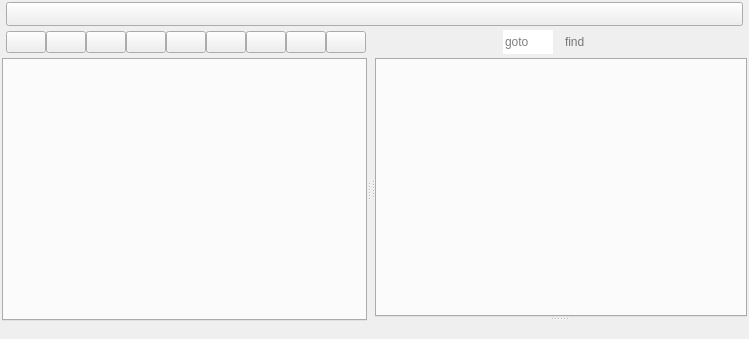
First picture: the form in armadillo/armadillo.ui, repository rkyleg/scope, before the edit.
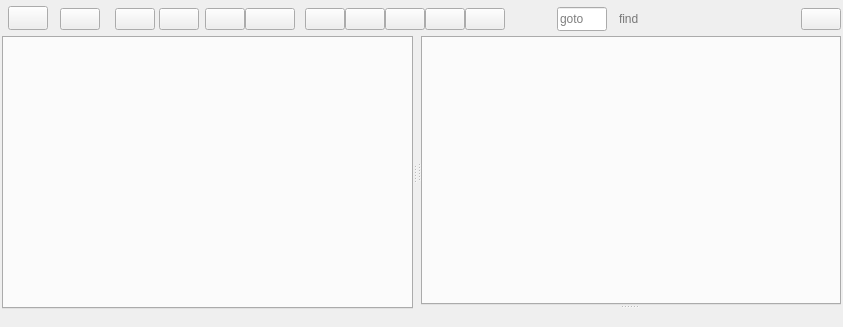
Second picture: the form after the edit. Icons and pictures are not drawn.

Commit message: MAJOR REDESIGN - removing tabs at top, utilizing HUD for tabs, redesigning toolbar changed shortcuts for hiding plugins

```diff
--- a/armadillo/armadillo.ui
+++ b/armadillo/armadillo.ui
@@ -6,8 +6,8 @@
    <rect>
     <x>0</x>
     <y>0</y>
-    <width>749</width>
-    <height>339</height>
+    <width>843</width>
+    <height>327</height>
    </rect>
   </property>
   <property name="windowTitle">
@@ -142,13 +142,13 @@
      </property>
      <layout class="QGridLayout" name="gridLayout_2" rowstretch="0">
       <property name="leftMargin">
-       <number>4</number>
+       <number>0</number>
       </property>
       <property name="topMargin">
        <number>2</number>
       </property>
       <property name="rightMargin">
-       <number>2</number>
+       <number>0</number>
       </property>
       <property name="bottomMargin">
        <number>4</number>
@@ -156,8 +156,292 @@
       <property name="spacing">
        <number>0</number>
       </property>
-      <item row="0" column="5">
-       <widget class="QFrame" name="frame">
+      <item row="0" column="1">
+       <widget class="QFrame" name="fr_tab">
+        <property name="frameShape">
+         <enum>QFrame::NoFrame</enum>
+        </property>
+        <property name="frameShadow">
+         <enum>QFrame::Raised</enum>
+        </property>
+        <layout class="QGridLayout" name="gridLayout_6">
+         <property name="leftMargin">
+          <number>6</number>
+         </property>
+         <property name="topMargin">
+          <number>0</number>
+         </property>
+         <property name="rightMargin">
+          <number>6</number>
+         </property>
+         <property name="bottomMargin">
+          <number>0</number>
+         </property>
+         <property name="spacing">
+          <number>4</number>
+         </property>
+         <item row="0" column="3">
+          <widget class="QPushButton" name="b_closetab">
+           <property name="text">
+            <string/>
+           </property>
+           <property name="icon">
+            <iconset>
+             <normaloff>img/close.png</normaloff>img/close.png</iconset>
+           </property>
+           <property name="class" stdset="0">
+            <string>tab_button</string>
+           </property>
+          </widget>
+         </item>
+         <item row="0" column="0">
+          <widget class="QPushButton" name="b_tabicon">
+           <property name="text">
+            <string/>
+           </property>
+           <property name="class" stdset="0">
+            <string>tab_button</string>
+           </property>
+          </widget>
+         </item>
+         <item row="0" column="1">
+          <widget class="QLabel" name="l_filename">
+           <property name="text">
+            <string/>
+           </property>
+          </widget>
+         </item>
+         <item row="0" column="2">
+          <widget class="QPushButton" name="b_save">
+           <property name="toolTip">
+            <string>Save</string>
+           </property>
+           <property name="text">
+            <string/>
+           </property>
+           <property name="icon">
+            <iconset>
+             <normaloff>img/save.png</normaloff>img/save.png</iconset>
+           </property>
+           <property name="class" stdset="0">
+            <string/>
+           </property>
+          </widget>
+         </item>
+        </layout>
+       </widget>
+      </item>
+      <item row="0" column="2">
+       <widget class="QFrame" name="fr_toolbar">
+        <property name="minimumSize">
+         <size>
+          <width>50</width>
+          <height>0</height>
+         </size>
+        </property>
+        <property name="frameShape">
+         <enum>QFrame::NoFrame</enum>
+        </property>
+        <property name="frameShadow">
+         <enum>QFrame::Raised</enum>
+        </property>
+        <layout class="QGridLayout" name="gridLayout">
+         <property name="margin">
+          <number>0</number>
+         </property>
+         <property name="spacing">
+          <number>0</number>
+         </property>
+         <item row="0" column="1">
+          <widget class="QPushButton" name="b_show_tabs">
+           <property name="minimumSize">
+            <size>
+             <width>50</width>
+             <height>0</height>
+            </size>
+           </property>
+           <property name="text">
+            <string/>
+           </property>
+           <property name="icon">
+            <iconset>
+             <normaloff>img/tri_down.png</normaloff>img/tri_down.png</iconset>
+           </property>
+           <property name="class" stdset="0">
+            <string/>
+           </property>
+          </widget>
+         </item>
+         <item row="0" column="3">
+          <widget class="QPushButton" name="b_indent">
+           <property name="toolTip">
+            <string>Indent</string>
+           </property>
+           <property name="text">
+            <string/>
+           </property>
+           <property name="icon">
+            <iconset>
+             <normaloff>img/indent.png</normaloff>img/indent.png</iconset>
+           </property>
+           <property name="class" stdset="0">
+            <string>toolbar toolbar-left</string>
+           </property>
+          </widget>
+         </item>
+         <item row="0" column="4">
+          <widget class="QPushButton" name="b_unindent">
+           <property name="toolTip">
+            <string>Unindent</string>
+           </property>
+           <property name="text">
+            <string/>
+           </property>
+           <property name="icon">
+            <iconset>
+             <normaloff>img/indent_remove.png</normaloff>img/indent_remove.png</iconset>
+           </property>
+           <property name="class" stdset="0">
+            <string>toolbar toolbar-middle</string>
+           </property>
+          </widget>
+         </item>
+         <item row="0" column="5">
+          <widget class="QPushButton" name="b_comment">
+           <property name="toolTip">
+            <string>Comment/Uncomment</string>
+           </property>
+           <property name="text">
+            <string/>
+           </property>
+           <property name="icon">
+            <iconset>
+             <normaloff>img/comment.png</normaloff>img/comment.png</iconset>
+           </property>
+           <property name="class" stdset="0">
+            <string>toolbar toolbar-middle</string>
+           </property>
+          </widget>
+         </item>
+         <item row="0" column="7">
+          <widget class="QPushButton" name="b_run">
+           <property name="toolTip">
+            <string>Run</string>
+           </property>
+           <property name="text">
+            <string/>
+           </property>
+           <property name="icon">
+            <iconset>
+             <normaloff>img/tri_right.png</normaloff>img/tri_right.png</iconset>
+           </property>
+           <property name="class" stdset="0">
+            <string>toolbar toolbar-individual</string>
+           </property>
+          </widget>
+         </item>
+         <item row="0" column="6">
+          <widget class="QPushButton" name="b_color_picker">
+           <property name="toolTip">
+            <string>&lt;html&gt;&lt;head/&gt;&lt;body&gt;&lt;p&gt;Insert rgb color&lt;/p&gt;&lt;/body&gt;&lt;/html&gt;</string>
+           </property>
+           <property name="text">
+            <string/>
+           </property>
+           <property name="icon">
+            <iconset>
+             <normaloff>img/color_swatch.png</normaloff>img/color_swatch.png</iconset>
+           </property>
+           <property name="class" stdset="0">
+            <string>toolbar toolbar-right</string>
+           </property>
+          </widget>
+         </item>
+         <item row="0" column="0">
+          <widget class="QPushButton" name="b_new">
+           <property name="text">
+            <string/>
+           </property>
+           <property name="icon">
+            <iconset>
+             <normaloff>img/new.png</normaloff>img/new.png</iconset>
+           </property>
+           <property name="class" stdset="0">
+            <string/>
+           </property>
+          </widget>
+         </item>
+         <item row="0" column="2">
+          <spacer name="horizontalSpacer">
+           <property name="orientation">
+            <enum>Qt::Horizontal</enum>
+           </property>
+           <property name="sizeType">
+            <enum>QSizePolicy::Fixed</enum>
+           </property>
+           <property name="sizeHint" stdset="0">
+            <size>
+             <width>10</width>
+             <height>20</height>
+            </size>
+           </property>
+          </spacer>
+         </item>
+        </layout>
+       </widget>
+      </item>
+      <item row="0" column="0">
+       <widget class="QFrame" name="fr_mainbutton">
+        <property name="frameShape">
+         <enum>QFrame::NoFrame</enum>
+        </property>
+        <property name="frameShadow">
+         <enum>QFrame::Raised</enum>
+        </property>
+        <layout class="QGridLayout" name="gridLayout_10">
+         <property name="leftMargin">
+          <number>6</number>
+         </property>
+         <property name="topMargin">
+          <number>0</number>
+         </property>
+         <property name="rightMargin">
+          <number>6</number>
+         </property>
+         <property name="bottomMargin">
+          <number>2</number>
+         </property>
+         <property name="spacing">
+          <number>0</number>
+         </property>
+         <item row="0" column="0">
+          <widget class="QPushButton" name="b_main">
+           <property name="minimumSize">
+            <size>
+             <width>32</width>
+             <height>24</height>
+            </size>
+           </property>
+           <property name="toolTip">
+            <string>Main Menu</string>
+           </property>
+           <property name="text">
+            <string/>
+           </property>
+           <property name="icon">
+            <iconset>
+             <normaloff>img/menu.png</normaloff>img/menu.png</iconset>
+           </property>
+           <property name="class" stdset="0">
+            <string>main_menu</string>
+           </property>
+          </widget>
+         </item>
+        </layout>
+       </widget>
+      </item>
+      <item row="0" column="7">
+       <widget class="QFrame" name="fr_topleft">
         <property name="frameShape">
          <enum>QFrame::NoFrame</enum>
         </property>
@@ -165,36 +449,26 @@
          <enum>QFrame::Raised</enum>
         </property>
         <layout class="QGridLayout" name="gridLayout_3">
+         <property name="leftMargin">
+          <number>6</number>
+         </property>
+         <property name="topMargin">
+          <number>0</number>
+         </property>
+         <property name="rightMargin">
+          <number>0</number>
+         </property>
+         <property name="bottomMargin">
+          <number>0</number>
+         </property>
          <property name="horizontalSpacing">
           <number>2</number>
          </property>
          <property name="verticalSpacing">
           <number>0</number>
          </property>
-         <property name="margin">
-          <number>0</number>
-         </property>
-         <item row="0" column="1">
-          <spacer name="horizontalSpacer_2">
-           <property name="orientation">
-            <enum>Qt::Horizontal</enum>
-           </property>
-           <property name="sizeHint" stdset="0">
-            <size>
-             <width>40</width>
-             <height>20</height>
-            </size>
-           </property>
-          </spacer>
-         </item>
          <item row="0" column="4">
           <widget class="QFrame" name="fr_find">
-           <property name="minimumSize">
-            <size>
-             <width>150</width>
-             <height>0</height>
-            </size>
-           </property>
            <property name="maximumSize">
             <size>
              <width>250</width>
@@ -202,7 +476,7 @@
             </size>
            </property>
            <property name="styleSheet">
-            <string notr="true">border:0px;</string>
+            <string notr="true"/>
            </property>
            <property name="frameShape">
             <enum>QFrame::NoFrame</enum>
@@ -278,7 +552,7 @@
                  </property>
                  <property name="icon">
                   <iconset>
-                   <normaloff>img/search.png</normaloff>img/search.png</iconset>
+                   <normaloff>img/forward.png</normaloff>img/forward.png</iconset>
                  </property>
                 </widget>
                </item>
@@ -326,151 +600,8 @@
            </layout>
           </widget>
          </item>
-        </layout>
-       </widget>
-      </item>
-      <item row="0" column="0">
-       <widget class="QFrame" name="fr_toolbar">
-        <property name="minimumSize">
-         <size>
-          <width>50</width>
-          <height>0</height>
-         </size>
-        </property>
-        <property name="frameShape">
-         <enum>QFrame::NoFrame</enum>
-        </property>
-        <property name="frameShadow">
-         <enum>QFrame::Raised</enum>
-        </property>
-        <layout class="QGridLayout" name="gridLayout">
-         <property name="margin">
-          <number>0</number>
-         </property>
-         <property name="spacing">
-          <number>0</number>
-         </property>
-         <item row="0" column="0">
-          <widget class="QPushButton" name="b_new">
-           <property name="toolTip">
-            <string>New</string>
-           </property>
-           <property name="text">
-            <string/>
-           </property>
-           <property name="icon">
-            <iconset>
-             <normaloff>img/new.png</normaloff>img/new.png</iconset>
-           </property>
-           <property name="class" stdset="0">
-            <string>toolbar toolbar-left</string>
-           </property>
-          </widget>
-         </item>
-         <item row="0" column="1">
-          <widget class="QPushButton" name="b_workspace">
-           <property name="toolTip">
-            <string>Workspaces</string>
-           </property>
-           <property name="text">
-            <string/>
-           </property>
-           <property name="icon">
-            <iconset>
-             <normaloff>img/workspace.png</normaloff>img/workspace.png</iconset>
-           </property>
-           <property name="class" stdset="0">
-            <string>toolbar toolbar-middle</string>
-           </property>
-          </widget>
-         </item>
-         <item row="0" column="2">
-          <widget class="QPushButton" name="b_open">
-           <property name="toolTip">
-            <string>Open</string>
-           </property>
-           <property name="text">
-            <string/>
-           </property>
-           <property name="icon">
-            <iconset>
-             <normaloff>img/file_open.png</normaloff>img/file_open.png</iconset>
-           </property>
-           <property name="class" stdset="0">
-            <string>toolbar toolbar-middle</string>
-           </property>
-          </widget>
-         </item>
-         <item row="0" column="3">
-          <widget class="QPushButton" name="b_save">
-           <property name="toolTip">
-            <string>Save</string>
-           </property>
-           <property name="text">
-            <string/>
-           </property>
-           <property name="icon">
-            <iconset>
-             <normaloff>img/save.png</normaloff>img/save.png</iconset>
-           </property>
-           <property name="class" stdset="0">
-            <string>toolbar toolbar-right</string>
-           </property>
-          </widget>
-         </item>
-         <item row="0" column="4">
-          <widget class="QPushButton" name="b_indent">
-           <property name="toolTip">
-            <string>Indent</string>
-           </property>
-           <property name="text">
-            <string/>
-           </property>
-           <property name="icon">
-            <iconset>
-             <normaloff>img/indent.png</normaloff>img/indent.png</iconset>
-           </property>
-           <property name="class" stdset="0">
-            <string>toolbar toolbar-left</string>
-           </property>
-          </widget>
-         </item>
          <item row="0" column="5">
-          <widget class="QPushButton" name="b_unindent">
-           <property name="toolTip">
-            <string>Unindent</string>
-           </property>
-           <property name="text">
-            <string/>
-           </property>
-           <property name="icon">
-            <iconset>
-             <normaloff>img/indent_remove.png</normaloff>img/indent_remove.png</iconset>
-           </property>
-           <property name="class" stdset="0">
-            <string>toolbar toolbar-middle</string>
-           </property>
-          </widget>
-         </item>
-         <item row="0" column="6">
-          <widget class="QPushButton" name="b_comment">
-           <property name="toolTip">
-            <string>Comment/Uncomment</string>
-           </property>
-           <property name="text">
-            <string/>
-           </property>
-           <property name="icon">
-            <iconset>
-             <normaloff>img/comment.png</normaloff>img/comment.png</iconset>
-           </property>
-           <property name="class" stdset="0">
-            <string>toolbar toolbar-middle</string>
-           </property>
-          </widget>
-         </item>
-         <item row="0" column="8">
-          <widget class="QPushButton" name="b_run">
+          <widget class="QPushButton" name="b_toggle_find">
            <property name="toolTip">
             <string>Run</string>
            </property>
@@ -479,29 +610,28 @@
            </property>
            <property name="icon">
             <iconset>
-             <normaloff>img/tri_right.png</normaloff>img/tri_right.png</iconset>
+             <normaloff>img/search.png</normaloff>img/search.png</iconset>
+           </property>
+           <property name="checkable">
+            <bool>true</bool>
            </property>
            <property name="class" stdset="0">
             <string>toolbar toolbar-individual</string>
            </property>
           </widget>
          </item>
-         <item row="0" column="7">
-          <widget class="QPushButton" name="b_color_picker">
-           <property name="toolTip">
-            <string>&lt;html&gt;&lt;head/&gt;&lt;body&gt;&lt;p&gt;Insert rgb color&lt;/p&gt;&lt;/body&gt;&lt;/html&gt;</string>
+         <item row="0" column="0">
+          <spacer name="horizontalSpacer_2">
+           <property name="orientation">
+            <enum>Qt::Horizontal</enum>
            </property>
-           <property name="text">
-            <string/>
+           <property name="sizeHint" stdset="0">
+            <size>
+             <width>40</width>
+             <height>20</height>
+            </size>
            </property>
-           <property name="icon">
-            <iconset>
-             <normaloff>img/color_swatch.png</normaloff>img/color_swatch.png</iconset>
-           </property>
-           <property name="class" stdset="0">
-            <string>toolbar toolbar-right</string>
-           </property>
-          </widget>
+          </spacer>
          </item>
         </layout>
        </widget>
@@ -533,29 +663,6 @@
       <property name="bottomMargin">
        <number>2</number>
       </property>
-      <item>
-       <widget class="QPushButton" name="b_main">
-        <property name="minimumSize">
-         <size>
-          <width>32</width>
-          <height>24</height>
-         </size>
-        </property>
-        <property name="toolTip">
-         <string>Main Menu</string>
-        </property>
-        <property name="text">
-         <string/>
-        </property>
-        <property name="icon">
-         <iconset>
-          <normaloff>img/menu.png</normaloff>img/menu.png</iconset>
-        </property>
-        <property name="class" stdset="0">
-         <string>main_menu</string>
-        </property>
-       </widget>
-      </item>
      </layout>
     </widget>
    </item>
```
Left out of the diff: 24 changed lines with no effect on the pictures. The commit also changes 10 other files.
